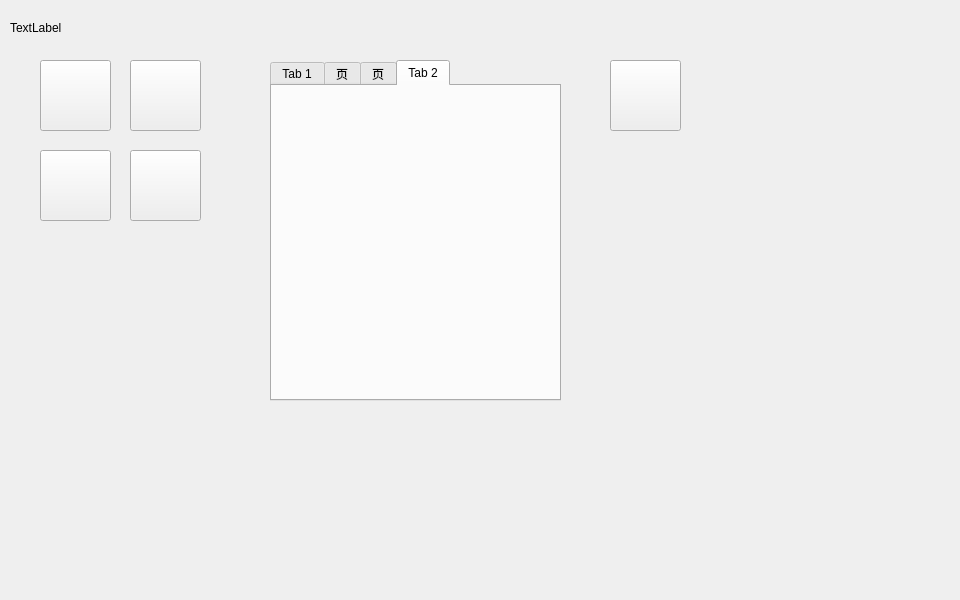
This is widget.ui in Mr-tang0/Qt_based_MG_stepper_motor_operating_system as Qt 5 draws it before an edit. The edited form follows.
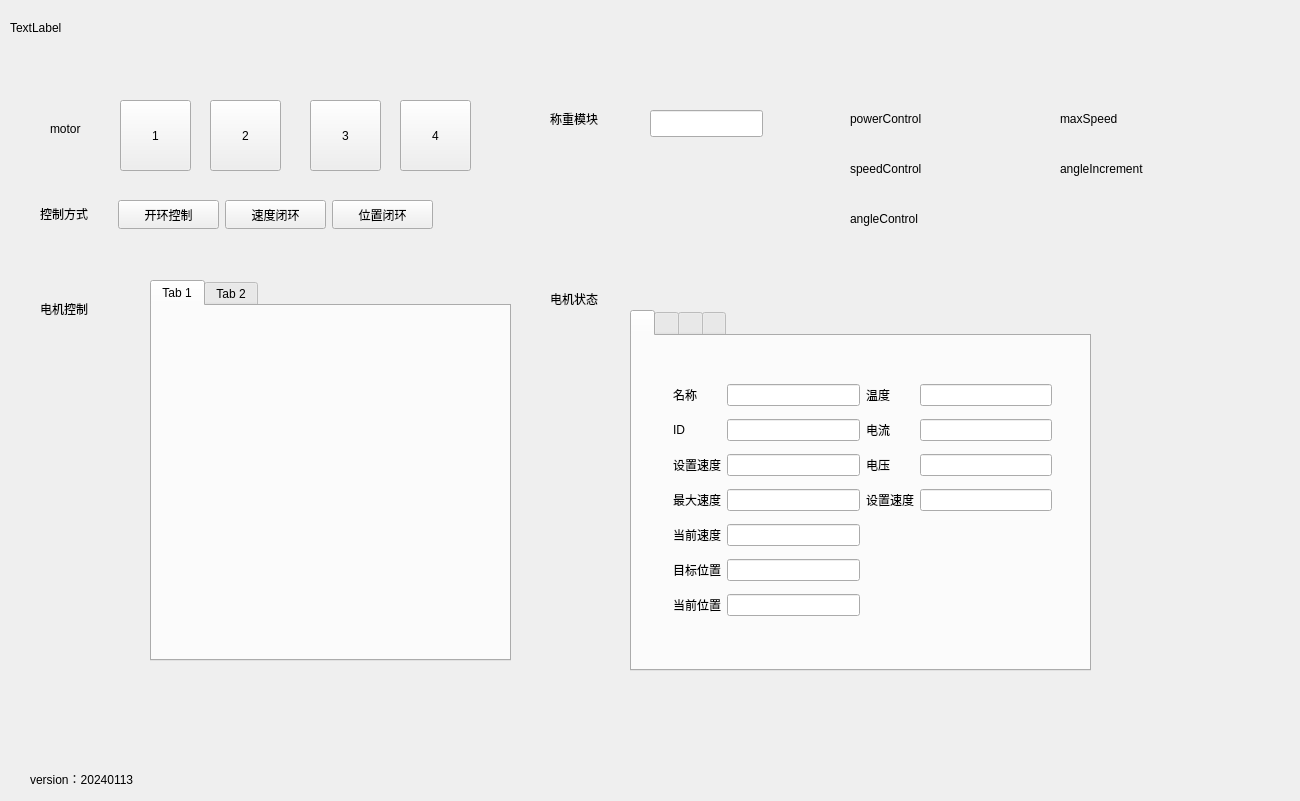
This is the edited form. The open tabs and pages were chosen to show the change.

Commit message: 添加port模块，帧构建，配置文件管理

The edit to the form file:
```diff
--- a/widget.ui
+++ b/widget.ui
@@ -6,8 +6,8 @@
    <rect>
     <x>0</x>
     <y>0</y>
-    <width>960</width>
-    <height>600</height>
+    <width>1300</width>
+    <height>801</height>
    </rect>
   </property>
   <property name="windowTitle">
@@ -29,99 +29,789 @@
   <widget class="QPushButton" name="pushButton">
    <property name="geometry">
     <rect>
-     <x>40</x>
-     <y>60</y>
+     <x>120</x>
+     <y>100</y>
      <width>71</width>
      <height>71</height>
     </rect>
    </property>
    <property name="text">
-    <string> </string>
+    <string>1</string>
    </property>
   </widget>
   <widget class="QPushButton" name="pushButton_2">
    <property name="geometry">
     <rect>
-     <x>130</x>
-     <y>60</y>
+     <x>210</x>
+     <y>100</y>
      <width>71</width>
      <height>71</height>
     </rect>
    </property>
    <property name="text">
-    <string> </string>
+    <string>2</string>
    </property>
   </widget>
   <widget class="QPushButton" name="pushButton_3">
    <property name="geometry">
     <rect>
-     <x>130</x>
-     <y>150</y>
+     <x>400</x>
+     <y>100</y>
      <width>71</width>
      <height>71</height>
     </rect>
    </property>
    <property name="text">
-    <string> </string>
+    <string>4</string>
    </property>
   </widget>
   <widget class="QPushButton" name="pushButton_4">
    <property name="geometry">
     <rect>
-     <x>40</x>
-     <y>150</y>
+     <x>310</x>
+     <y>100</y>
      <width>71</width>
      <height>71</height>
     </rect>
    </property>
    <property name="text">
-    <string> </string>
+    <string>3</string>
    </property>
   </widget>
-  <widget class="QTabWidget" name="tabWidget">
+  <widget class="QLabel" name="label_2">
    <property name="geometry">
     <rect>
-     <x>270</x>
-     <y>60</y>
-     <width>291</width>
-     <height>341</height>
+     <x>40</x>
+     <y>205</y>
+     <width>72</width>
+     <height>18</height>
+    </rect>
+   </property>
+   <property name="text">
+    <string>控制方式</string>
+   </property>
+  </widget>
+  <widget class="QPushButton" name="pushButton_5">
+   <property name="geometry">
+    <rect>
+     <x>118</x>
+     <y>200</y>
+     <width>101</width>
+     <height>29</height>
+    </rect>
+   </property>
+   <property name="text">
+    <string>开环控制</string>
+   </property>
+  </widget>
+  <widget class="QPushButton" name="pushButton_6">
+   <property name="geometry">
+    <rect>
+     <x>225</x>
+     <y>200</y>
+     <width>101</width>
+     <height>29</height>
+    </rect>
+   </property>
+   <property name="text">
+    <string>速度闭环</string>
+   </property>
+  </widget>
+  <widget class="QPushButton" name="pushButton_7">
+   <property name="geometry">
+    <rect>
+     <x>332</x>
+     <y>200</y>
+     <width>101</width>
+     <height>29</height>
+    </rect>
+   </property>
+   <property name="text">
+    <string>位置闭环</string>
+   </property>
+  </widget>
+  <widget class="QLabel" name="label_3">
+   <property name="geometry">
+    <rect>
+     <x>850</x>
+     <y>110</y>
+     <width>131</width>
+     <height>18</height>
+    </rect>
+   </property>
+   <property name="text">
+    <string>powerControl </string>
+   </property>
+  </widget>
+  <widget class="QLabel" name="label_4">
+   <property name="geometry">
+    <rect>
+     <x>850</x>
+     <y>160</y>
+     <width>131</width>
+     <height>18</height>
+    </rect>
+   </property>
+   <property name="text">
+    <string>speedControl</string>
+   </property>
+  </widget>
+  <widget class="QLabel" name="label_5">
+   <property name="geometry">
+    <rect>
+     <x>850</x>
+     <y>210</y>
+     <width>131</width>
+     <height>18</height>
+    </rect>
+   </property>
+   <property name="text">
+    <string>angleControl</string>
+   </property>
+  </widget>
+  <widget class="QLabel" name="label_6">
+   <property name="geometry">
+    <rect>
+     <x>1060</x>
+     <y>110</y>
+     <width>131</width>
+     <height>18</height>
+    </rect>
+   </property>
+   <property name="text">
+    <string>maxSpeed</string>
+   </property>
+  </widget>
+  <widget class="QLabel" name="label_7">
+   <property name="geometry">
+    <rect>
+     <x>1060</x>
+     <y>160</y>
+     <width>131</width>
+     <height>18</height>
+    </rect>
+   </property>
+   <property name="text">
+    <string>angleIncrement</string>
+   </property>
+  </widget>
+  <widget class="QTabWidget" name="motorTab">
+   <property name="geometry">
+    <rect>
+     <x>630</x>
+     <y>310</y>
+     <width>461</width>
+     <height>361</height>
     </rect>
    </property>
    <property name="currentIndex">
     <number>0</number>
    </property>
+   <widget class="QWidget" name="tab_8">
+    <attribute name="title">
+     <string/>
+    </attribute>
+    <widget class="QWidget" name="">
+     <property name="geometry">
+      <rect>
+       <x>30</x>
+       <y>30</y>
+       <width>401</width>
+       <height>271</height>
+      </rect>
+     </property>
+     <layout class="QGridLayout" name="gridLayout">
+      <item row="2" column="1">
+       <widget class="QLineEdit" name="setSpeed_1"/>
+      </item>
+      <item row="2" column="2">
+       <widget class="QLabel" name="label_22">
+        <property name="text">
+         <string>电压</string>
+        </property>
+       </widget>
+      </item>
+      <item row="0" column="2">
+       <widget class="QLabel" name="label_23">
+        <property name="text">
+         <string>温度</string>
+        </property>
+       </widget>
+      </item>
+      <item row="0" column="0">
+       <widget class="QLabel" name="label_14">
+        <property name="text">
+         <string>名称</string>
+        </property>
+       </widget>
+      </item>
+      <item row="6" column="0">
+       <widget class="QLabel" name="label_12">
+        <property name="text">
+         <string>当前位置</string>
+        </property>
+       </widget>
+      </item>
+      <item row="1" column="0">
+       <widget class="QLabel" name="label_11">
+        <property name="text">
+         <string>ID</string>
+        </property>
+       </widget>
+      </item>
+      <item row="5" column="1">
+       <widget class="QLineEdit" name="setPositon_1"/>
+      </item>
+      <item row="3" column="0">
+       <widget class="QLabel" name="label_9">
+        <property name="text">
+         <string>最大速度</string>
+        </property>
+       </widget>
+      </item>
+      <item row="0" column="3">
+       <widget class="QLineEdit" name="tempreture_1"/>
+      </item>
+      <item row="3" column="2">
+       <widget class="QLabel" name="label_17">
+        <property name="text">
+         <string>设置速度</string>
+        </property>
+       </widget>
+      </item>
+      <item row="2" column="0">
+       <widget class="QLabel" name="label_8">
+        <property name="text">
+         <string>设置速度</string>
+        </property>
+       </widget>
+      </item>
+      <item row="5" column="0">
+       <widget class="QLabel" name="label_10">
+        <property name="text">
+         <string>目标位置</string>
+        </property>
+       </widget>
+      </item>
+      <item row="1" column="1">
+       <widget class="QLineEdit" name="motorID_1"/>
+      </item>
+      <item row="4" column="1">
+       <widget class="QLineEdit" name="currentSpeed_1"/>
+      </item>
+      <item row="0" column="1">
+       <widget class="QLineEdit" name="motorName_1"/>
+      </item>
+      <item row="6" column="1">
+       <widget class="QLineEdit" name="currentPosition_1"/>
+      </item>
+      <item row="1" column="2">
+       <widget class="QLabel" name="label_19">
+        <property name="text">
+         <string>电流</string>
+        </property>
+       </widget>
+      </item>
+      <item row="3" column="1">
+       <widget class="QLineEdit" name="maxSpeed_1"/>
+      </item>
+      <item row="4" column="0">
+       <widget class="QLabel" name="label_13">
+        <property name="text">
+         <string>当前速度</string>
+        </property>
+       </widget>
+      </item>
+      <item row="1" column="3">
+       <widget class="QLineEdit" name="current_1"/>
+      </item>
+      <item row="2" column="3">
+       <widget class="QLineEdit" name="voltage_1"/>
+      </item>
+      <item row="3" column="3">
+       <widget class="QLineEdit" name="lineEdit"/>
+      </item>
+     </layout>
+    </widget>
+   </widget>
+   <widget class="QWidget" name="tab_9">
+    <attribute name="title">
+     <string/>
+    </attribute>
+    <widget class="QWidget" name="layoutWidget">
+     <property name="geometry">
+      <rect>
+       <x>30</x>
+       <y>30</y>
+       <width>401</width>
+       <height>271</height>
+      </rect>
+     </property>
+     <layout class="QGridLayout" name="gridLayout_2">
+      <item row="2" column="1">
+       <widget class="QLineEdit" name="setSpeed_2"/>
+      </item>
+      <item row="2" column="2">
+       <widget class="QLabel" name="label_24">
+        <property name="text">
+         <string>电压</string>
+        </property>
+       </widget>
+      </item>
+      <item row="0" column="2">
+       <widget class="QLabel" name="label_25">
+        <property name="text">
+         <string>温度</string>
+        </property>
+       </widget>
+      </item>
+      <item row="0" column="0">
+       <widget class="QLabel" name="label_20">
+        <property name="text">
+         <string>名称</string>
+        </property>
+       </widget>
+      </item>
+      <item row="6" column="0">
+       <widget class="QLabel" name="label_21">
+        <property name="text">
+         <string>当前位置</string>
+        </property>
+       </widget>
+      </item>
+      <item row="1" column="0">
+       <widget class="QLabel" name="label_26">
+        <property name="text">
+         <string>ID</string>
+        </property>
+       </widget>
+      </item>
+      <item row="5" column="1">
+       <widget class="QLineEdit" name="setPositon_2"/>
+      </item>
+      <item row="3" column="0">
+       <widget class="QLabel" name="label_27">
+        <property name="text">
+         <string>最大速度</string>
+        </property>
+       </widget>
+      </item>
+      <item row="0" column="3">
+       <widget class="QLineEdit" name="tempreture_2"/>
+      </item>
+      <item row="3" column="2">
+       <widget class="QLabel" name="label_28">
+        <property name="text">
+         <string>设置速度</string>
+        </property>
+       </widget>
+      </item>
+      <item row="2" column="0">
+       <widget class="QLabel" name="label_29">
+        <property name="text">
+         <string>设置速度</string>
+        </property>
+       </widget>
+      </item>
+      <item row="5" column="0">
+       <widget class="QLabel" name="label_30">
+        <property name="text">
+         <string>目标位置</string>
+        </property>
+       </widget>
+      </item>
+      <item row="1" column="1">
+       <widget class="QLineEdit" name="motorID_2"/>
+      </item>
+      <item row="4" column="1">
+       <widget class="QLineEdit" name="currentSpeed_2"/>
+      </item>
+      <item row="0" column="1">
+       <widget class="QLineEdit" name="motorName_2"/>
+      </item>
+      <item row="6" column="1">
+       <widget class="QLineEdit" name="currentPosition_2"/>
+      </item>
+      <item row="1" column="2">
+       <widget class="QLabel" name="label_31">
+        <property name="text">
+         <string>电流</string>
+        </property>
+       </widget>
+      </item>
+      <item row="3" column="1">
+       <widget class="QLineEdit" name="maxSpeed_2"/>
+      </item>
+      <item row="4" column="0">
+       <widget class="QLabel" name="label_32">
+        <property name="text">
+         <string>当前速度</string>
+        </property>
+       </widget>
+      </item>
+      <item row="1" column="3">
+       <widget class="QLineEdit" name="current_2"/>
+      </item>
+      <item row="2" column="3">
+       <widget class="QLineEdit" name="voltage_2"/>
+      </item>
+      <item row="3" column="3">
+       <widget class="QLineEdit" name="lineEdit_2"/>
+      </item>
+     </layout>
+    </widget>
+   </widget>
+   <widget class="QWidget" name="tab_10">
+    <attribute name="title">
+     <string/>
+    </attribute>
+    <widget class="QWidget" name="layoutWidget_2">
+     <property name="geometry">
+      <rect>
+       <x>30</x>
+       <y>30</y>
+       <width>401</width>
+       <height>271</height>
+      </rect>
+     </property>
+     <layout class="QGridLayout" name="gridLayout_3">
+      <item row="2" column="1">
+       <widget class="QLineEdit" name="setSpeed_3"/>
+      </item>
+      <item row="2" column="2">
+       <widget class="QLabel" name="label_33">
+        <property name="text">
+         <string>电压</string>
+        </property>
+       </widget>
+      </item>
+      <item row="0" column="2">
+       <widget class="QLabel" name="label_34">
+        <property name="text">
+         <string>温度</string>
+        </property>
+       </widget>
+      </item>
+      <item row="0" column="0">
+       <widget class="QLabel" name="label_35">
+        <property name="text">
+         <string>名称</string>
+        </property>
+       </widget>
+      </item>
+      <item row="6" column="0">
+       <widget class="QLabel" name="label_36">
+        <property name="text">
+         <string>当前位置</string>
+        </property>
+       </widget>
+      </item>
+      <item row="1" column="0">
+       <widget class="QLabel" name="label_37">
+        <property name="text">
+         <string>ID</string>
+        </property>
+       </widget>
+      </item>
+      <item row="5" column="1">
+       <widget class="QLineEdit" name="setPositon_3"/>
+      </item>
+      <item row="3" column="0">
+       <widget class="QLabel" name="label_38">
+        <property name="text">
+         <string>最大速度</string>
+        </property>
+       </widget>
+      </item>
+      <item row="0" column="3">
+       <widget class="QLineEdit" name="tempreture_3"/>
+      </item>
+      <item row="3" column="2">
+       <widget class="QLabel" name="label_39">
+        <property name="text">
+         <string>设置速度</string>
+        </property>
+       </widget>
+      </item>
+      <item row="2" column="0">
+       <widget class="QLabel" name="label_40">
+        <property name="text">
+         <string>设置速度</string>
+        </property>
+       </widget>
+      </item>
+      <item row="5" column="0">
+       <widget class="QLabel" name="label_41">
+        <property name="text">
+         <string>目标位置</string>
+        </property>
+       </widget>
+      </item>
+      <item row="1" column="1">
+       <widget class="QLineEdit" name="motorID_3"/>
+      </item>
+      <item row="4" column="1">
+       <widget class="QLineEdit" name="currentSpeed_3"/>
+      </item>
+      <item row="0" column="1">
+       <widget class="QLineEdit" name="motorName_3"/>
+      </item>
+      <item row="6" column="1">
+       <widget class="QLineEdit" name="currentPosition_3"/>
+      </item>
+      <item row="1" column="2">
+       <widget class="QLabel" name="label_42">
+        <property name="text">
+         <string>电流</string>
+        </property>
+       </widget>
+      </item>
+      <item row="3" column="1">
+       <widget class="QLineEdit" name="maxSpeed_3"/>
+      </item>
+      <item row="4" column="0">
+       <widget class="QLabel" name="label_43">
+        <property name="text">
+         <string>当前速度</string>
+        </property>
+       </widget>
+      </item>
+      <item row="1" column="3">
+       <widget class="QLineEdit" name="current_3"/>
+      </item>
+      <item row="2" column="3">
+       <widget class="QLineEdit" name="voltage_3"/>
+      </item>
+      <item row="3" column="3">
+       <widget class="QLineEdit" name="lineEdit_3"/>
+      </item>
+     </layout>
+    </widget>
+   </widget>
    <widget class="QWidget" name="tab">
     <attribute name="title">
+     <string/>
+    </attribute>
+    <widget class="QWidget" name="layoutWidget_3">
+     <property name="geometry">
+      <rect>
+       <x>30</x>
+       <y>30</y>
+       <width>401</width>
+       <height>271</height>
+      </rect>
+     </property>
+     <layout class="QGridLayout" name="gridLayout_4">
+      <item row="2" column="1">
+       <widget class="QLineEdit" name="setSpeed_4"/>
+      </item>
+      <item row="2" column="2">
+       <widget class="QLabel" name="label_44">
+        <property name="text">
+         <string>电压</string>
+        </property>
+       </widget>
+      </item>
+      <item row="0" column="2">
+       <widget class="QLabel" name="label_45">
+        <property name="text">
+         <string>温度</string>
+        </property>
+       </widget>
+      </item>
+      <item row="0" column="0">
+       <widget class="QLabel" name="label_46">
+        <property name="text">
+         <string>名称</string>
+        </property>
+       </widget>
+      </item>
+      <item row="6" column="0">
+       <widget class="QLabel" name="label_47">
+        <property name="text">
+         <string>当前位置</string>
+        </property>
+       </widget>
+      </item>
+      <item row="1" column="0">
+       <widget class="QLabel" name="label_48">
+        <property name="text">
+         <string>ID</string>
+        </property>
+       </widget>
+      </item>
+      <item row="5" column="1">
+       <widget class="QLineEdit" name="setPositon_4"/>
+      </item>
+      <item row="3" column="0">
+       <widget class="QLabel" name="label_49">
+        <property name="text">
+         <string>最大速度</string>
+        </property>
+       </widget>
+      </item>
+      <item row="0" column="3">
+       <widget class="QLineEdit" name="tempreture_4"/>
+      </item>
+      <item row="3" column="2">
+       <widget class="QLabel" name="label_50">
+        <property name="text">
+         <string>设置速度</string>
+        </property>
+       </widget>
+      </item>
+      <item row="2" column="0">
+       <widget class="QLabel" name="label_51">
+        <property name="text">
+         <string>设置速度</string>
+        </property>
+       </widget>
+      </item>
+      <item row="5" column="0">
+       <widget class="QLabel" name="label_52">
+        <property name="text">
+         <string>目标位置</string>
+        </property>
+       </widget>
+      </item>
+      <item row="1" column="1">
+       <widget class="QLineEdit" name="motorID_4"/>
+      </item>
+      <item row="4" column="1">
+       <widget class="QLineEdit" name="currentSpeed_4"/>
+      </item>
+      <item row="0" column="1">
+       <widget class="QLineEdit" name="motorName_4"/>
+      </item>
+      <item row="6" column="1">
+       <widget class="QLineEdit" name="currentPosition_4"/>
+      </item>
+      <item row="1" column="2">
+       <widget class="QLabel" name="label_53">
+        <property name="text">
+         <string>电流</string>
+        </property>
+       </widget>
+      </item>
+      <item row="3" column="1">
+       <widget class="QLineEdit" name="maxSpeed_4"/>
+      </item>
+      <item row="4" column="0">
+       <widget class="QLabel" name="label_54">
+        <property name="text">
+         <string>当前速度</string>
+        </property>
+       </widget>
+      </item>
+      <item row="1" column="3">
+       <widget class="QLineEdit" name="current_4"/>
+      </item>
+      <item row="2" column="3">
+       <widget class="QLineEdit" name="voltage_4"/>
+      </item>
+      <item row="3" column="3">
+       <widget class="QLineEdit" name="lineEdit_4"/>
+      </item>
+     </layout>
+    </widget>
+   </widget>
+  </widget>
+  <widget class="QLabel" name="label_16">
+   <property name="geometry">
+    <rect>
+     <x>550</x>
+     <y>290</y>
+     <width>72</width>
+     <height>18</height>
+    </rect>
+   </property>
+   <property name="text">
+    <string>电机状态</string>
+   </property>
+  </widget>
+  <widget class="QLabel" name="label_15">
+   <property name="geometry">
+    <rect>
+     <x>30</x>
+     <y>770</y>
+     <width>201</width>
+     <height>18</height>
+    </rect>
+   </property>
+   <property name="text">
+    <string>version：20240113</string>
+   </property>
+  </widget>
+  <widget class="QLabel" name="label_18">
+   <property name="geometry">
+    <rect>
+     <x>50</x>
+     <y>120</y>
+     <width>72</width>
+     <height>18</height>
+    </rect>
+   </property>
+   <property name="text">
+    <string>motor</string>
+   </property>
+  </widget>
+  <widget class="QLabel" name="label_55">
+   <property name="geometry">
+    <rect>
+     <x>40</x>
+     <y>300</y>
+     <width>72</width>
+     <height>18</height>
+    </rect>
+   </property>
+   <property name="text">
+    <string>电机控制</string>
+   </property>
+  </widget>
+  <widget class="QTabWidget" name="tabWidget">
+   <property name="geometry">
+    <rect>
+     <x>150</x>
+     <y>280</y>
+     <width>361</width>
+     <height>381</height>
+    </rect>
+   </property>
+   <property name="currentIndex">
+    <number>0</number>
+   </property>
+   <widget class="QWidget" name="tab_2">
+    <attribute name="title">
      <string>Tab 1</string>
     </attribute>
    </widget>
    <widget class="QWidget" name="tab_3">
     <attribute name="title">
-     <string>页</string>
-    </attribute>
-   </widget>
-   <widget class="QWidget" name="tab_4">
-    <attribute name="title">
-     <string>页</string>
-    </attribute>
-   </widget>
-   <widget class="QWidget" name="tab_2">
-    <attribute name="title">
      <string>Tab 2</string>
     </attribute>
    </widget>
   </widget>
-  <widget class="QPushButton" name="pushButton_5">
+  <widget class="QLabel" name="label_56">
    <property name="geometry">
     <rect>
-     <x>610</x>
-     <y>60</y>
-     <width>71</width>
-     <height>71</height>
+     <x>550</x>
+     <y>110</y>
+     <width>81</width>
+     <height>18</height>
     </rect>
    </property>
    <property name="text">
-    <string> </string>
+    <string>称重模块</string>
+   </property>
+  </widget>
+  <widget class="QLineEdit" name="lineEdit_5">
+   <property name="geometry">
+    <rect>
+     <x>650</x>
+     <y>110</y>
+     <width>113</width>
+     <height>27</height>
+    </rect>
    </property>
   </widget>
  </widget>
```
The commit also changes 7 other files.
